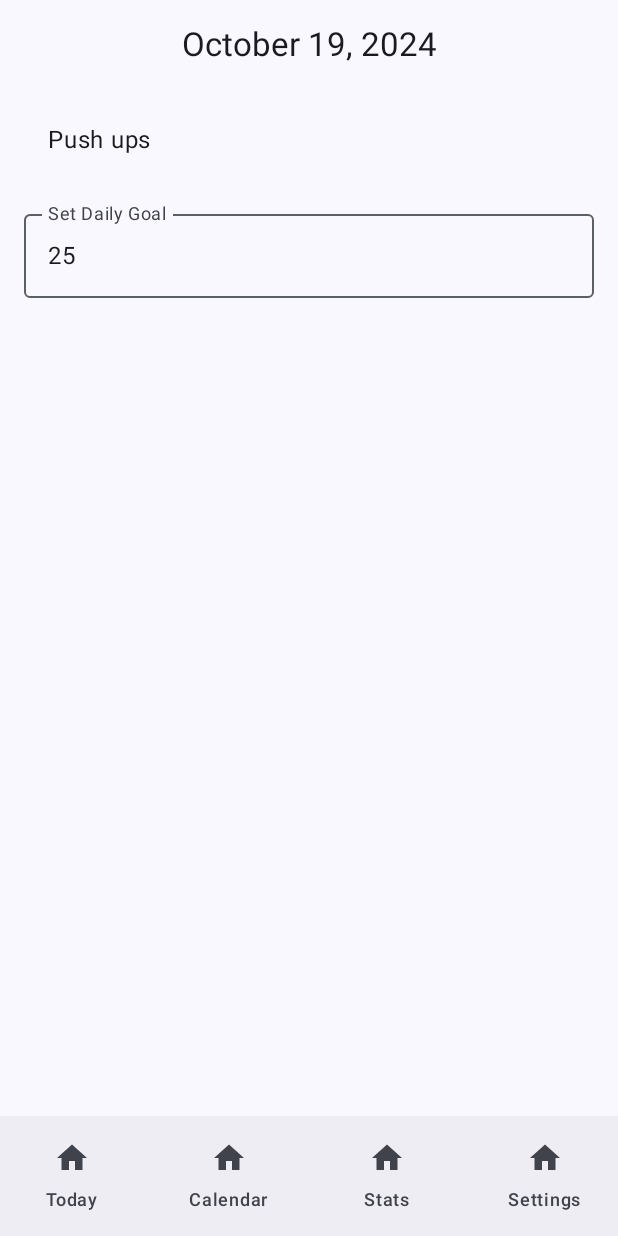
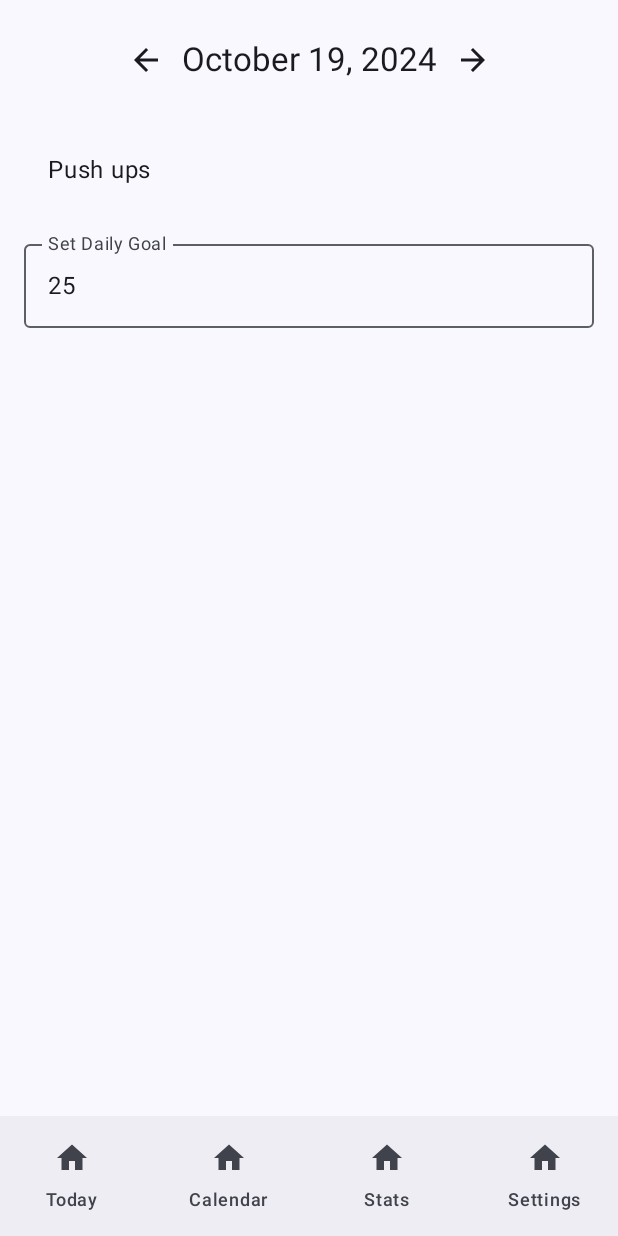
Before and after one commit to MPH-01/REPIT, an Android app built with Jetpack Compose: the screen it shows after launch (MainActivity), on a phone screen of 412 x 824 dp. Run offline under Robolectric (Android 15) with nearby library versions, the phone set to English and light mode, and no system bars.

Commit message:
Update: Exercise goals are unique to dates.

```diff
--- a/app/src/main/java/com/example/repit/ExercisePreferences.kt
+++ b/app/src/main/java/com/example/repit/ExercisePreferences.kt
@@ -1,6 +1,8 @@
 package com.example.repit
 
+import android.annotation.SuppressLint
 import android.content.Context
+import android.os.Build
 import androidx.datastore.core.DataStore
 import androidx.datastore.preferences.core.PreferenceDataStoreFactory
 import androidx.datastore.preferences.core.Preferences
@@ -9,42 +11,52 @@ import androidx.datastore.preferences.core.intPreferencesKey
 import kotlinx.coroutines.flow.Flow
 import kotlinx.coroutines.flow.map
 import java.io.File
+import java.text.SimpleDateFormat
+import java.time.LocalDate
+import java.time.ZoneId
+import java.time.format.DateTimeFormatter
+import java.util.Locale
 
 open class ExercisePreferences(private val context: Context?) {
+
+    private val dateFormatter = if (Build.VERSION.SDK_INT >= Build.VERSION_CODES.O) {
+        DateTimeFormatter.ofPattern("yyyy-MM-dd")
+    } else {
+        SimpleDateFormat("yyyy-MM-dd", Locale.getDefault())
+    }
+
 
     // Create the DataStore for preferences with proper context
     private val dataStore: DataStore<Preferences> = PreferenceDataStoreFactory.create(
         produceFile = { File(context?.filesDir, "datastore_preferences.preferences_pb") }
     )
 
-    // Define keys for each exercise
-    private val pushUpsKey = intPreferencesKey("push_ups_goal")
-    private val sitUpsKey = intPreferencesKey("sit_ups_goal")
-    private val squatsKey = intPreferencesKey("squats_goal")
-    private val pullUpsKey = intPreferencesKey("pull_ups_goal")
+    // Generate a unique key for the exercise and date
+    @SuppressLint("NewApi")
+    private fun getGoalKey(exercise: String, date: LocalDate): Preferences.Key<Int> {
+        val keyName = if (Build.VERSION.SDK_INT >= Build.VERSION_CODES.O) {
+            // Use DateTimeFormatter for API 26+
+            "${exercise}_${date.format(dateFormatter as DateTimeFormatter)}_goal"
+        } else {
+            // Convert LocalDate to java.util.Date for lower API levels
+            val localDateToDate = java.util.Date.from(date.atStartOfDay(ZoneId.systemDefault()).toInstant())
+            val formattedDate = (dateFormatter as SimpleDateFormat).format(localDateToDate)
+            "${exercise}_${formattedDate}_goal"
+        }
+        return intPreferencesKey(keyName)
+    }
 
-    // Get the goal for a specific exercise
-    open fun getGoal(exercise: String): Flow<Int> {
+    // Get the goal for a specific exercise on a specific date
+    open fun getGoalForDate(exercise: String, date: LocalDate): Flow<Int> {
         return dataStore.data.map { preferences ->
-            when (exercise) {
-                "Push ups" -> preferences[pushUpsKey] ?: 25
-                "Sit ups" -> preferences[sitUpsKey] ?: 25
-                "Squats" -> preferences[squatsKey] ?: 25
-                "Pull ups" -> preferences[pullUpsKey] ?: 25
-                else -> 25
-            }
+            preferences[getGoalKey(exercise, date)] ?: 25  // Default goal is 25
         }
     }
 
-    // Set the goal for a specific exercise
-    open suspend fun setGoal(exercise: String, goal: Int) {
+    // Set the goal for a specific exercise on a specific date
+    open suspend fun setGoalForDate(exercise: String, goal: Int, date: LocalDate) {
         dataStore.edit { preferences ->
-            when (exercise) {
-                "Push ups" -> preferences[pushUpsKey] = goal
-                "Sit ups" -> preferences[sitUpsKey] = goal
-                "Squats" -> preferences[squatsKey] = goal
-                "Pull ups" -> preferences[pullUpsKey] = goal
-            }
+            preferences[getGoalKey(exercise, date)] = goal
         }
     }
 }
--- a/app/src/main/java/com/example/repit/TodayPage.kt
+++ b/app/src/main/java/com/example/repit/TodayPage.kt
@@ -5,6 +5,9 @@ import androidx.annotation.RequiresApi
 import androidx.compose.foundation.background
 import androidx.compose.foundation.clickable
 import androidx.compose.foundation.layout.*
+import androidx.compose.material.icons.Icons
+import androidx.compose.material.icons.automirrored.filled.ArrowBack
+import androidx.compose.material.icons.automirrored.filled.ArrowForward
 import androidx.compose.material3.*
 import androidx.compose.runtime.Composable
 import androidx.compose.runtime.LaunchedEffect
@@ -33,14 +36,16 @@ fun TodayPage(
     val exercises = listOf("Push ups", "Sit ups", "Squats", "Pull ups")
     var dailyGoal by remember { mutableIntStateOf(25) }
     var dailyGoalText by remember { mutableStateOf(dailyGoal.toString()) }
-    val currentDate = LocalDate.now().format(DateTimeFormatter.ofPattern("MMMM dd, yyyy"))
+    var selectedDate by remember { mutableStateOf(LocalDate.now()) }  // New date state
+    val dateFormatter = DateTimeFormatter.ofPattern("MMMM dd, yyyy")
+    val formattedDate = selectedDate.format(dateFormatter)
 
     // Coroutine scope to handle the asynchronous DataStore operations
     val scope = rememberCoroutineScope()
 
-    // Fetch the stored daily goal when the exercise changes
-    LaunchedEffect(selectedExercise) {
-        exercisePreferences.getGoal(selectedExercise).collect { goal ->
+    // Fetch the stored daily goal when the exercise or date changes
+    LaunchedEffect(selectedExercise, selectedDate) {
+        exercisePreferences.getGoalForDate(selectedExercise, selectedDate).collect { goal ->
             dailyGoal = goal
             dailyGoalText = goal.toString()
         }
@@ -53,8 +58,16 @@ fun TodayPage(
         verticalArrangement = Arrangement.Top,
         horizontalAlignment = Alignment.CenterHorizontally
     ) {
-        // Display Today's Date
-        Text(text = currentDate, style = MaterialTheme.typography.titleLarge)
+        // Date Navigation with arrows
+        Row(verticalAlignment = Alignment.CenterVertically) {
+            IconButton(onClick = { selectedDate = selectedDate.minusDays(1) }) {
+                Icon(Icons.AutoMirrored.Filled.ArrowBack, contentDescription = "Previous Day")
+            }
+            Text(text = formattedDate, style = MaterialTheme.typography.titleLarge)
+            IconButton(onClick = { selectedDate = selectedDate.plusDays(1) }) {
+                Icon(Icons.AutoMirrored.Filled.ArrowForward, contentDescription = "Next Day")
+            }
+        }
 
         Spacer(modifier = Modifier.height(24.dp))
 
@@ -98,7 +111,7 @@ fun TodayPage(
                 if (newGoal != null) {
                     dailyGoal = newGoal
                     scope.launch {
-                        exercisePreferences.setGoal(selectedExercise, newGoal)
+                        exercisePreferences.setGoalForDate(selectedExercise, newGoal, selectedDate)
                     }
                 }
             },
```
Also changed, not shown: app/src/main/java/com/example/repit/MainActivity.kt (+18 -4 lines).
